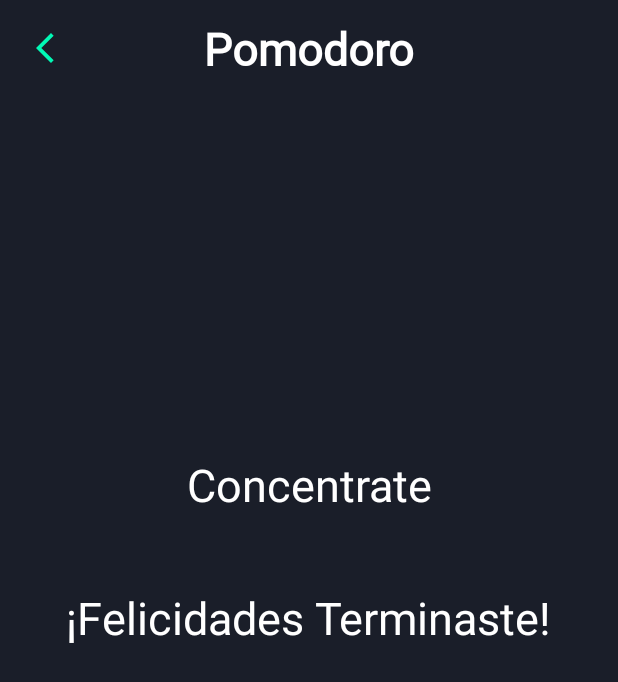
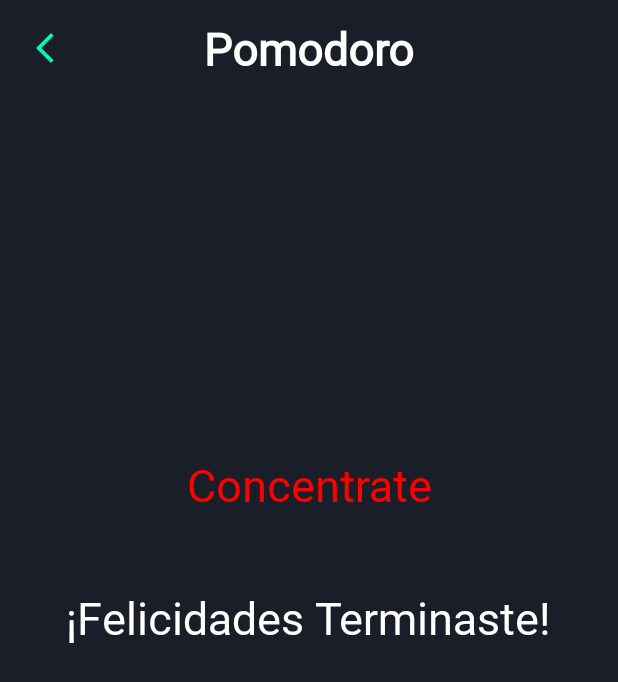
Before and after one commit to OmarQuinonez21/baseDeProyecto, an Android app: the pomodoroActivity screen opened directly, with no data from a screen before it, after a tap on "START", on a phone screen of 412 x 824 dp. Shown: the top 682 px of the screen. Run offline under Robolectric (Android 15) with nearby library versions, the phone set to English and light mode, and no system bars; 1 statement that could not run was skipped.

Commit message:
Diseño pomodoro

```diff
--- a/app/src/main/java/com/example/inicio/pomodoroActivity.java
+++ b/app/src/main/java/com/example/inicio/pomodoroActivity.java
@@ -1,5 +1,6 @@
 package com.example.inicio;
 
+import android.graphics.Color;
 import android.os.Bundle;
 import android.os.CountDownTimer;
 import android.view.View;
@@ -128,10 +129,12 @@ public class pomodoroActivity extends AppCompatActivity {
 
                                     mTextViewCountDown.setTextSize(30);
                                     mTextViewCountDown.setText(mensaje);
+                                    indicaciones.setTextColor(Color.WHITE);
                                     //aqui se puede agregar una booleana para descanso y cuando salga la boleana dar felicitaciones
                                 }
                             }.start();
                             indicaciones.setText("Concentrate");
+                            indicaciones.setTextColor(Color.RED);
                             mTimerRunning = true;
                             mButtonStartPause.setText("pause");
                             mButtonReset.setVisibility(View.INVISIBLE);
@@ -139,6 +142,7 @@ public class pomodoroActivity extends AppCompatActivity {
                         }
                     }.start();
                     indicaciones.setText("Descansa");
+                    indicaciones.setTextColor(Color.GREEN);
                     mTimerRunning = true;
                     mButtonStartPause.setText("pause");
                     mButtonReset.setVisibility(View.INVISIBLE);
@@ -146,6 +150,7 @@ public class pomodoroActivity extends AppCompatActivity {
                 }
             }.start();
             indicaciones.setText("Concentrate");
+            indicaciones.setTextColor(Color.RED);
             mTimerRunning = true;
             mButtonStartPause.setText("pause");
             mButtonReset.setVisibility(View.INVISIBLE);
@@ -162,6 +167,7 @@ public class pomodoroActivity extends AppCompatActivity {
 
     private void resetTimer() {
         indicaciones.setText("Ingresa los minutos de concentracion");
+        indicaciones.setTextColor(Color.WHITE);
         x = START_TIME_IN_MILLIS;
         updateCountDownText();
         mButtonReset.setVisibility(View.INVISIBLE);
--- a/app/src/main/res/layout/activity_pomodoro.xml
+++ b/app/src/main/res/layout/activity_pomodoro.xml
@@ -51,6 +51,7 @@
         android:layout_centerVertical="true"
         android:layout_above="@+id/ingresaMinutos"
         android:text="Ingresa los minutos de concentracion:"
+        android:fontFamily="@font/roboto_slab"
         android:gravity="center_horizontal"
         android:textColor="@color/white"
         android:textSize="30sp" />
@@ -60,6 +61,7 @@
         android:layout_height="wrap_content"
         android:layout_centerHorizontal="true"
         android:layout_centerVertical="true"
+        android:fontFamily="@font/roboto_slab"
         android:text="00:00"
         android:textColor="@color/white"
         android:textSize="60sp" />
@@ -67,19 +69,23 @@
     <Button
         android:id="@+id/button_start_pause"
         android:layout_width="wrap_content"
-        android:layout_height="wrap_content"
+        android:layout_height="40dp"
         android:layout_below="@+id/text_view_countdown"
         android:layout_centerHorizontal="true"
+        android:background="@drawable/button_rounded_res"
+        android:fontFamily="@font/roboto_slab"
         android:text="start" />
 
     <Button
         android:id="@+id/button_reset"
         android:layout_width="wrap_content"
-        android:layout_height="wrap_content"
+        android:layout_height="40dp"
         android:layout_below="@+id/button_start_pause"
         android:layout_centerHorizontal="true"
         android:layout_marginStart="11dp"
         android:text="reset"
+        android:background="@drawable/button_rounded_res"
+        android:fontFamily="@font/roboto_slab"
         android:visibility="invisible"
         tools:visibility="visible" />
 
```
